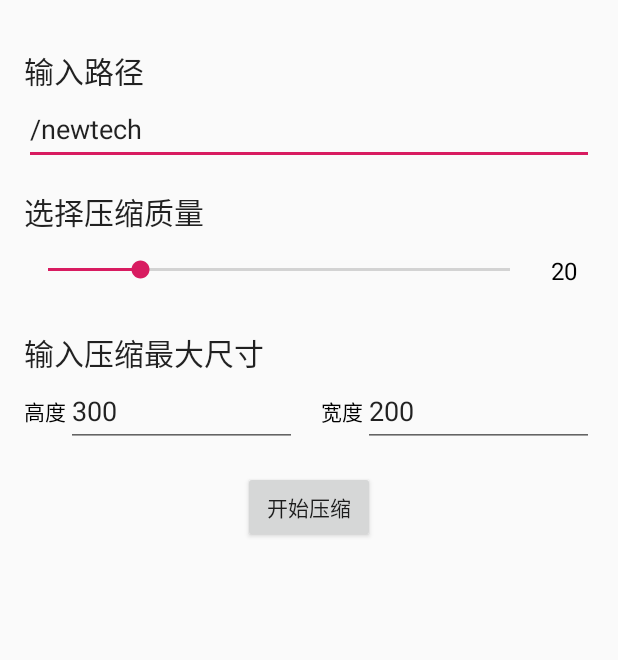
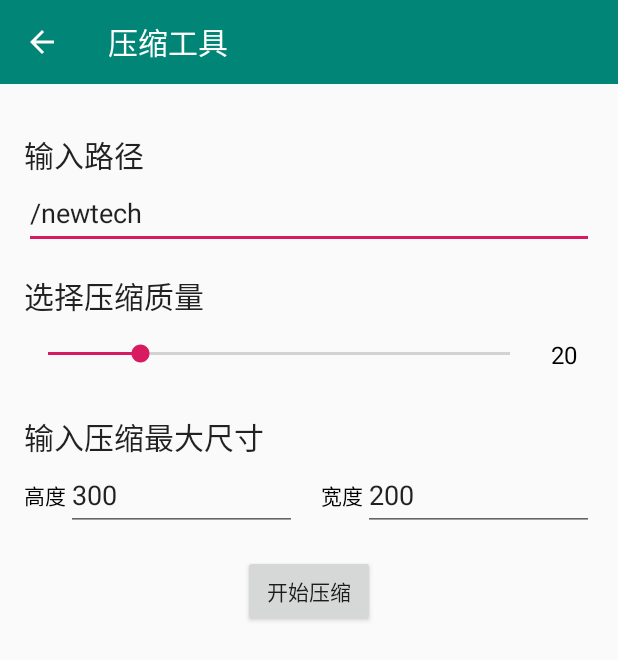
Before and after one commit to feiltel/NewTech, an Android app: the CompressActivity screen opened directly, with no data from a screen before it, on a phone screen of 412 x 824 dp. Shown: the top 660 px of the screen. Run offline under Robolectric (Android 15) with nearby library versions, the phone set to English and light mode, and no system bars; our stand-ins replace ButterKnife; libraries missing offline, so code that uses them is left out: com.jaeger.library, id.zelory.compressor, top.zibin.luban; pictures from the network do not load; 1 statement that could not run was skipped.

Commit message:
完善基础类 加入BaseParam

```diff
--- a/app/src/main/java/com/nut2014/newtech/base/BaseActivity.java
+++ b/app/src/main/java/com/nut2014/newtech/base/BaseActivity.java
@@ -3,17 +3,21 @@ package com.nut2014.newtech.base;
 import android.app.Activity;
 import android.content.Intent;
 import android.os.Bundle;
-import android.view.LayoutInflater;
+import android.view.MenuItem;
+import android.view.MotionEvent;
 import android.view.View;
-import android.widget.LinearLayout;
+import android.widget.FrameLayout;
 
 import androidx.annotation.Nullable;
 import androidx.appcompat.app.AppCompatActivity;
+import androidx.appcompat.widget.Toolbar;
 
 import com.jaeger.library.StatusBarUtil;
 import com.nut2014.newtech.R;
 import com.nut2014.newtech.utils.FProgressDialog;
+import com.nut2014.newtech.utils.KeyBoardUtils;
 import com.nut2014.newtech.utils.MToast;
+import com.nut2014.newtech.utils.TouchOutHideKeyBoard;
 
 import butterknife.ButterKnife;
 
@@ -21,49 +25,79 @@ import butterknife.ButterKnife;
  * @author feiltel 2020/4/9 0009
  */
 public abstract class BaseActivity extends AppCompatActivity {
+    protected abstract int getViewId();
 
     protected abstract void initView();
 
     protected abstract void initEvent();
 
-    protected abstract int getViewId();
-    protected abstract boolean haveToolbar();
-
+    public BaseParam getBaseParam() {
+        return new BaseParam();
+    }
 
 
     @Override
     protected void onCreate(@Nullable Bundle savedInstanceState) {
         super.onCreate(savedInstanceState);
+        if (getBaseParam() == null) {
+            throw new NullPointerException("配置参数不能返回空");
+        }
         //沉浸式状态栏
-        StatusBarUtil.setColor(this, getResources().getColor(R.color.colorPrimary), 0);
-        if (haveToolbar()){
+        if (getBaseParam().isFullScreen()) {
+            StatusBarUtil.setTranslucent(this);
+        } else {
+            StatusBarUtil.setColor(this, getResources().getColor(R.color.colorPrimary), 0);
+        }
+        //是否加载默认toolbar
+        if (getBaseParam().isHaveToolbar()) {
             super.setContentView(R.layout.base_layout);
-            setContentView1(getViewId());
-        }else {
+            setToolbarContentView(getViewId());
+            setTitle(getBaseParam().getTitle());
+            if (getBaseParam().isHaveBackAction() && getSupportActionBar() != null) {
+                getSupportActionBar().setDisplayHomeAsUpEnabled(true);
+            }
+        } else {
             setContentView(getViewId());
         }
         ButterKnife.bind(this);
-
         initView();
         initEvent();
     }
-    public void setContentView1(int layoutResID) {
-        LinearLayout root_lin = findViewById(R.id.root_lin);
-        View inflate = LayoutInflater.from(this).inflate(layoutResID, null);
-        root_lin.addView(inflate);
+
+    protected void setTitle(String title) {
+        if (getBaseParam().isHaveToolbar()) {
+            Toolbar toolbar = findViewById(R.id.toolbar);
+            toolbar.setTitle(title);
+            setSupportActionBar(toolbar);
+        }
     }
+
+    @Override
+    public boolean onOptionsItemSelected(MenuItem item) {
+        int id = item.getItemId();
+        if (getBaseParam().isHaveToolbar() && getBaseParam().isHaveBackAction()) {
+            if (id == android.R.id.home) {
+                super.onBackPressed();
+            }
+        }
+        return super.onOptionsItemSelected(item);
+    }
+
+
+    private void setToolbarContentView(int layoutResID) {
+        FrameLayout root_lin = findViewById(R.id.fl_content);
+        View inflate = View.inflate(this, layoutResID, null);
+        FrameLayout.LayoutParams params = new FrameLayout.LayoutParams(FrameLayout.LayoutParams.MATCH_PARENT,
+                FrameLayout.LayoutParams.MATCH_PARENT);
+        root_lin.addView(inflate, params);
+    }
+
     protected void showProgress(String msg, boolean hasProgress) {
         FProgressDialog.getInstance().show(this, msg, hasProgress);
     }
+
     protected void showProgress(String msg) {
         FProgressDialog.getInstance().show(this, msg, false);
-    }
-
-
-    @Override
-    protected void onDestroy() {
-        super.onDestroy();
-        hideProgress();
     }
 
     protected void hideProgress() {
@@ -72,6 +106,12 @@ public abstract class BaseActivity extends AppCompatActivity {
 
     protected void setDialogProgress(int progress) {
         FProgressDialog.getInstance().setProgress(progress);
+    }
+
+    @Override
+    protected void onDestroy() {
+        super.onDestroy();
+        hideProgress();
     }
 
     protected Activity getContext() {
@@ -117,4 +157,52 @@ public abstract class BaseActivity extends AppCompatActivity {
         }
         startActivityForResult(intent, requestCode);
     }
+
+
+    /**
+     * 以下是关于软键盘的处理 点击输入框外自动隐藏软键盘
+     */
+    @Override
+    public boolean dispatchTouchEvent(MotionEvent ev) {
+        if (hideSoftByEditViewIds() == null || hideSoftByEditViewIds().length < 1) {
+            return super.dispatchTouchEvent(ev);
+        }
+        if (ev.getAction() == MotionEvent.ACTION_DOWN) {
+            if (TouchOutHideKeyBoard.isTouchView(filterViewByIds(), ev)) {
+                return super.dispatchTouchEvent(ev);
+            }
+            if (hideSoftByEditViewIds() == null || hideSoftByEditViewIds().length == 0) {
+                return super.dispatchTouchEvent(ev);
+            }
+            View v = getCurrentFocus();
+            if (TouchOutHideKeyBoard.isFocusEditText(v, hideSoftByEditViewIds())) {
+                KeyBoardUtils.hideSoftInput(this);
+                TouchOutHideKeyBoard.clearViewFocus(v, hideSoftByEditViewIds());
+            }
+        }
+        return super.dispatchTouchEvent(ev);
+    }
+
+
+    /**
+     * 传入EditText的Id
+     * 没有传入的EditText不做处理
+     *
+     * @return id 数组
+     */
+    public int[] hideSoftByEditViewIds() {
+        return null;
+    }
+
+    /**
+     * 传入要过滤的View
+     * 过滤之后点击将不会有隐藏软键盘的操作
+     *
+     * @return id 数组
+     */
+    public View[] filterViewByIds() {
+        return null;
+    }
+
+
 }
--- /dev/null
+++ b/app/src/main/java/com/nut2014/newtech/base/BaseParam.java
@@ -0,0 +1,56 @@
+package com.nut2014.newtech.base;
+
+/**
+ * @author feiltel 2020/4/10 0010
+ */
+public class BaseParam {
+
+    //设置为统一toolbar
+    private boolean haveToolbar=false;
+    //设置toolbar 上标题
+    private String title="";
+    //toolbar是否有返回键
+    private boolean haveBackAction=false;
+
+
+    //设置为全屏
+    private boolean isFullScreen=false;
+
+
+
+
+    public String getTitle() {
+        return title;
+    }
+
+    public BaseParam setTitle(String title) {
+        this.title = title;
+        return this;
+    }
+
+    public boolean isHaveBackAction() {
+        return haveBackAction;
+    }
+
+    public BaseParam setHaveBackAction(boolean haveBackAction) {
+        this.haveBackAction = haveBackAction;
+        return this;
+    }
+    public BaseParam setHaveToolbar(boolean haveToolbar) {
+        this.haveToolbar = haveToolbar;
+        return this;
+    }
+
+    public BaseParam setFullScreen(boolean fullScreen) {
+        isFullScreen = fullScreen;
+        return this;
+    }
+
+    public boolean isHaveToolbar() {
+        return haveToolbar;
+    }
+
+    public boolean isFullScreen() {
+        return isFullScreen;
+    }
+}
--- a/app/src/main/java/com/nut2014/newtech/compress/CompressActivity.java
+++ b/app/src/main/java/com/nut2014/newtech/compress/CompressActivity.java
@@ -14,8 +14,8 @@ import androidx.constraintlayout.widget.ConstraintLayout;
 
 import com.nut2014.newtech.R;
 import com.nut2014.newtech.base.BaseMvpActivity;
+import com.nut2014.newtech.base.BaseParam;
 import com.nut2014.newtech.utils.FPermission;
-import com.nut2014.newtech.utils.MToast;
 
 import butterknife.BindView;
 
@@ -59,7 +59,7 @@ public class CompressActivity extends BaseMvpActivity<CompressView, CompressPres
     @Override
     public void startCompress() {
         startBtn.setEnabled(false);
-        showProgress("压缩中...",false);
+        showProgress("压缩中...", false);
     }
 
     @Override
@@ -90,7 +90,7 @@ public class CompressActivity extends BaseMvpActivity<CompressView, CompressPres
 
                 @Override
                 public void refuse() {
-                    showToast( "存储权限被拒绝");
+                    showToast("存储权限被拒绝");
                 }
             });
         });
@@ -118,8 +118,8 @@ public class CompressActivity extends BaseMvpActivity<CompressView, CompressPres
     }
 
     @Override
-    protected boolean haveToolbar() {
-        return false;
+    public BaseParam getBaseParam() {
+        return new BaseParam().setHaveToolbar(true).setTitle("压缩工具").setHaveBackAction(true);
     }
 
     private void compressAct() {
@@ -138,4 +138,11 @@ public class CompressActivity extends BaseMvpActivity<CompressView, CompressPres
         FPermission.getInstance().onRequestResult(requestCode, permissions, grantResults);
     }
 
+    @Override
+    public int[] hideSoftByEditViewIds() {
+        int[] ids = {R.id.path_et, R.id.limit_h_et, R.id.limit_w_et};
+        return ids;
+    }
+
+
 }
--- a/app/src/main/java/com/nut2014/newtech/constraint/ConstraintActivity.java
+++ b/app/src/main/java/com/nut2014/newtech/constraint/ConstraintActivity.java
@@ -2,6 +2,7 @@ package com.nut2014.newtech.constraint;
 
 import com.nut2014.newtech.R;
 import com.nut2014.newtech.base.BaseActivity;
+import com.nut2014.newtech.base.BaseParam;
 
 public class ConstraintActivity extends BaseActivity {
 
@@ -20,10 +21,7 @@ public class ConstraintActivity extends BaseActivity {
         return R.layout.activity_constraint;
     }
 
-    @Override
-    protected boolean haveToolbar() {
-        return false;
-    }
+
 
 
 }
--- a/app/src/main/res/layout/activity_main.xml
+++ b/app/src/main/res/layout/activity_main.xml
@@ -3,7 +3,7 @@
     xmlns:app="http://schemas.android.com/apk/res-auto"
     android:id="@+id/list_rv"
     android:layout_width="match_parent"
-    android:layout_height="0dp"
+    android:layout_height="match_parent"
     app:layout_constraintBottom_toBottomOf="parent"
     app:layout_constraintLeft_toLeftOf="parent"
     app:layout_constraintRight_toRightOf="parent"
--- a/app/src/main/res/layout/activity_test.xml
+++ b/app/src/main/res/layout/activity_test.xml
@@ -1,11 +1,9 @@
 <?xml version="1.0" encoding="utf-8"?>
 <LinearLayout xmlns:android="http://schemas.android.com/apk/res/android"
     android:layout_width="match_parent"
+    android:background="@drawable/test_bg"
     android:layout_height="match_parent"
     android:orientation="vertical">
 
-    <TextView
-        android:layout_width="wrap_content"
-        android:layout_height="wrap_content"
-        android:text="1212" />
+
 </LinearLayout>
--- a/app/src/main/res/layout/base_layout.xml
+++ b/app/src/main/res/layout/base_layout.xml
@@ -1,17 +1,13 @@
 <?xml version="1.0" encoding="utf-8"?>
 <LinearLayout xmlns:android="http://schemas.android.com/apk/res/android"
     xmlns:app="http://schemas.android.com/apk/res-auto"
-    xmlns:tools="http://schemas.android.com/tools"
     android:orientation="vertical"
     android:id="@+id/root_lin"
     android:layout_width="match_parent"
     android:layout_height="match_parent">
-    <androidx.appcompat.widget.Toolbar
-        android:id="@+id/toolbar"
-        android:background="@color/colorPrimary"
+    <include layout="@layout/layout_toolbar"/>
+    <FrameLayout
+        android:id="@+id/fl_content"
         android:layout_width="match_parent"
-        android:layout_height="wrap_content"
-        app:layout_constraintLeft_toLeftOf="parent"
-        app:layout_constraintRight_toRightOf="parent"
-        app:layout_constraintTop_toTopOf="parent" />
+        android:layout_height="match_parent" />
 </LinearLayout>
--- /dev/null
+++ b/app/src/main/res/layout/layout_toolbar.xml
@@ -0,0 +1,11 @@
+<?xml version="1.0" encoding="utf-8"?>
+<androidx.appcompat.widget.Toolbar xmlns:android="http://schemas.android.com/apk/res/android"
+    xmlns:app="http://schemas.android.com/apk/res-auto"
+    android:id="@+id/toolbar"
+    android:layout_width="match_parent"
+    android:layout_height="wrap_content"
+    android:background="@color/colorPrimary"
+    android:theme="@style/AppTheme.AppBarOverlay"
+    app:layout_constraintLeft_toLeftOf="parent"
+    app:layout_constraintRight_toRightOf="parent"
+    app:layout_constraintTop_toTopOf="parent" />
--- a/app/src/main/res/values/styles.xml
+++ b/app/src/main/res/values/styles.xml
@@ -11,4 +11,5 @@
         <item name="android:backgroundDimEnabled">false</item>
         <item name="android:windowBackground">@android:color/transparent</item>
     </style>
+    <style name="AppTheme.AppBarOverlay" parent="ThemeOverlay.AppCompat.Dark.ActionBar" />
 </resources>
```
Also changed, not shown: app/src/main/java/com/nut2014/newtech/base/ToolBarActivity.java (deleted, +0 -26 lines), app/src/main/java/com/nut2014/newtech/main/MainActivity.java (+9 -9 lines), app/src/main/java/com/nut2014/newtech/mvp/ContentActivity.java (+12 -10 lines), app/src/main/java/com/nut2014/newtech/test/TestActivity.java (+35 -8 lines), app/src/main/java/com/nut2014/newtech/utils/KeyBoardUtils.java (added, +58 -0 lines), app/src/main/java/com/nut2014/newtech/utils/TouchOutHideKeyBoard.java (added, +67 -0 lines), app/src/main/res/layout/activity_content.xml (+4 -7 lines), app/src/main/res/menu/test_menu.xml (added, +9 -0 lines), app/src/main/res/drawable/mvp_bg.jpg (added), app/src/main/res/drawable/test_bg.jpg (added).
